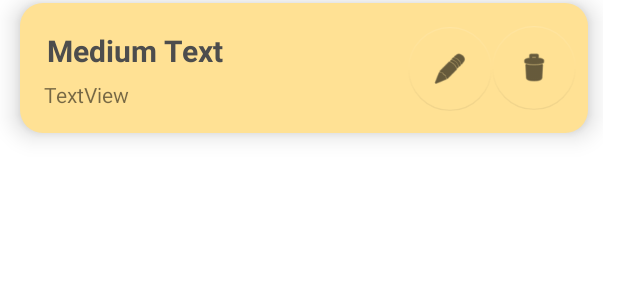
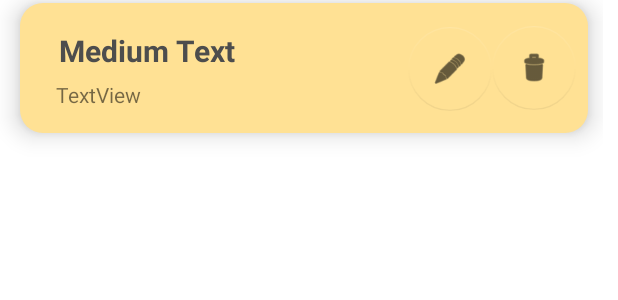
Before and after one commit to Aleexuta/BooksApp, an Android app: the layout mylist.xml on its own in the app's theme, with its tools: preview values and no code run, on a phone screen of 412 x 824 dp. Shown: the top 300 px of the screen. Run offline under Robolectric (Android 15) with nearby library versions, the phone set to English and light mode, and no system bars.

Commit message:
Update mylist.xml

```diff
--- a/app/src/main/res/layout/mylist.xml
+++ b/app/src/main/res/layout/mylist.xml
@@ -29,7 +29,7 @@
                 android:id="@+id/newBookTitle"
                 android:layout_width="match_parent"
                 android:layout_height="wrap_content"
-                android:layout_marginStart="16dp"
+                android:layout_marginStart="24dp"
                 android:layout_marginTop="16dp"
                 android:layout_marginEnd="120dp"
                 android:padding="2dp"
@@ -38,7 +38,7 @@
                 android:textColor="#4d4d4d"
                 android:textSize="20dp"
                 android:textStyle="bold"
-                app:layout_constraintEnd_toEndOf="parent"
+                app:layout_constraintEnd_toStartOf="@+id/editfloatbutt"
                 app:layout_constraintStart_toStartOf="parent"
                 app:layout_constraintTop_toTopOf="parent"
                 tools:ignore="MissingConstraints" />
@@ -47,13 +47,14 @@
                 android:id="@+id/listAuthor"
                 android:layout_width="wrap_content"
                 android:layout_height="wrap_content"
-                android:layout_marginStart="16dp"
+                android:layout_marginStart="24dp"
                 android:layout_marginTop="4dp"
                 android:layout_marginBottom="16dp"
                 android:text="TextView"
                 app:layout_constraintBottom_toBottomOf="parent"
                 app:layout_constraintStart_toStartOf="parent"
-                app:layout_constraintTop_toBottomOf="@+id/newBookTitle" />
+                app:layout_constraintTop_toBottomOf="@+id/newBookTitle"
+                app:layout_constraintVertical_bias="0.571" />
 
             <com.google.android.material.floatingactionbutton.FloatingActionButton
                 android:id="@+id/deleteFloatButt"
@@ -88,6 +89,7 @@
                 app:rippleColor="@null"
                 app:srcCompat="@android:drawable/ic_menu_edit"
                 tools:ignore="SpeakableTextPresentCheck" />
+
         </androidx.constraintlayout.widget.ConstraintLayout>
 
     </LinearLayout>
```
